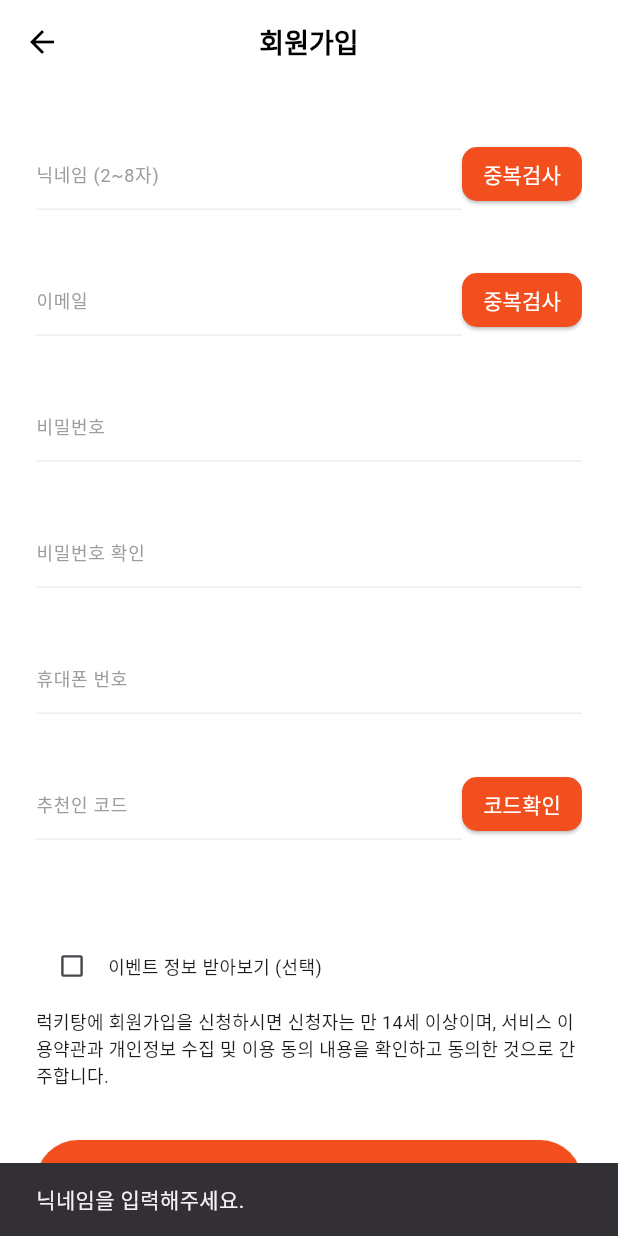
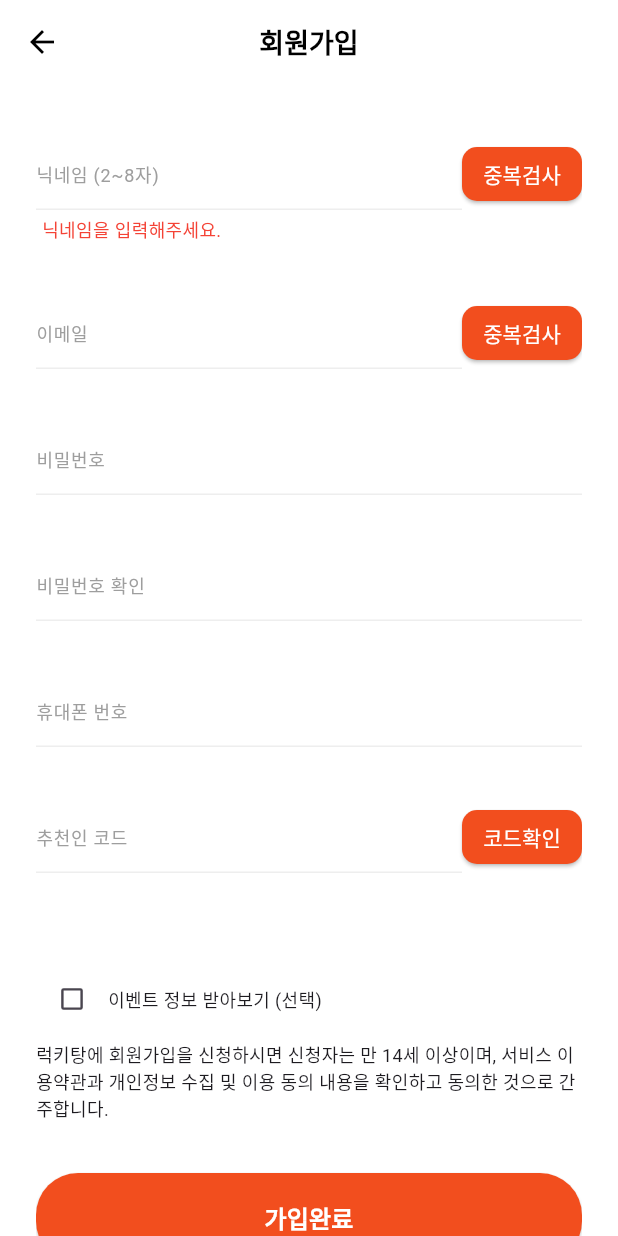
Before and after one commit to hshy1839/lucky_pang, a Flutter app: the SignUpScreen screen opened by its route, after a tap on "중복검사", on a phone screen of 412 x 824 dp. Run offline on Flutter 3.47's test engine with Material 3 defaults, Android fonts, the phone set to English and light mode, and no system bars; our stand-ins replace carousel_slider, flutter_screenutil, share_plus, shared_preferences; accounts and stored records are empty; Roboto replaces fonts that are missing (pretendard-regular).

Commit message:
feat: 회원가입 중복검사 및 추천인 코드 조회 완료

```diff
--- a/lib/controllers/login/signup_controller.dart
+++ b/lib/controllers/login/signup_controller.dart
@@ -9,21 +9,45 @@ class SignupController extends ChangeNotifier {
   final emailController = TextEditingController();
   final passwordController = TextEditingController();
   final confirmPasswordController = TextEditingController();
+  final phoneController = TextEditingController();
   final referralCodeController = TextEditingController();
-  final phoneController = TextEditingController();
+
+
+  String referralCodeError = '';
+  bool referralCodeChecked = false;
+
+  String nicknameError = '';
+  String emailError = '';
+  bool nicknameChecked = false;
+  bool emailChecked = false;
 
   String errorMessage = '';
+
+  SignupController() {
+    nicknameController.addListener(() {
+      nicknameChecked = false;
+      notifyListeners();
+    });
+
+    referralCodeController.addListener(() {
+      referralCodeChecked = false;
+      notifyListeners();
+    });
+
+    emailController.addListener(() {
+      emailChecked = false;
+      notifyListeners();
+    });
+  }
 
   Future<void> checkNicknameDuplicate(BuildContext context) async {
     final nickname = nicknameController.text.trim();
 
     if (nickname.isEmpty) {
-      ScaffoldMessenger.of(context).showSnackBar(const SnackBar(content: Text('닉네임을 입력해주세요.')));
-      return;
-    }
-
+      nicknameError = '닉네임을 입력해주세요.';
+    } else {
       final response = await http.post(
-      Uri.parse('http://172.30.1.42:7778/api/users/check-duplicate'),
+        Uri.parse('http://172.30.1.22:7778/api/users/check-duplicate'),
         headers: {'Content-Type': 'application/json'},
         body: jsonEncode({'nickname': nickname}),
       );
@@ -31,21 +55,21 @@ class SignupController extends ChangeNotifier {
       final data = jsonDecode(response.body);
       final exists = data['exists'] == true;
 
-    ScaffoldMessenger.of(context).showSnackBar(
-      SnackBar(content: Text(exists ? '이미 사용 중인 닉네임입니다.' : '사용 가능한 닉네임입니다.')),
-    );
+      nicknameError = exists ? '이미 사용 중인 닉네임입니다.' : '사용 가능한 닉네임 입니다.';
+      nicknameChecked = !exists;
+    }
+
+    notifyListeners();
   }
 
   Future<void> checkEmailDuplicate(BuildContext context) async {
     final email = emailController.text.trim();
 
     if (email.isEmpty) {
-      ScaffoldMessenger.of(context).showSnackBar(const SnackBar(content: Text('닉네임을 입력해주세요.')));
-      return;
-    }
-
+      emailError = '이메일을 입력해주세요.';
+    } else {
       final response = await http.post(
-      Uri.parse('http://172.30.1.42:7778/api/users/check-duplicate'),
+        Uri.parse('http://172.30.1.22:7778/api/users/check-duplicate'),
         headers: {'Content-Type': 'application/json'},
         body: jsonEncode({'email': email}),
       );
@@ -53,31 +77,41 @@ class SignupController extends ChangeNotifier {
       final data = jsonDecode(response.body);
       final exists = data['exists'] == true;
 
-    ScaffoldMessenger.of(context).showSnackBar(
-      SnackBar(content: Text(exists ? '이미 사용 중인 이메일입니다.' : '사용 가능한 이메일입니다.')),
-    );
+      emailError = exists ? '이미 사용 중인 이메일입니다.' : '사용 가능한 이메일 입니다.';
+      emailChecked = !exists;
+    }
+
+    notifyListeners();
   }
 
   Future<void> checkReferralCode(BuildContext context) async {
-    final referralCode = referralCodeController.text.trim();
+    final code = referralCodeController.text.trim();
 
-    if (referralCode.isEmpty) {
-      ScaffoldMessenger.of(context).showSnackBar(const SnackBar(content: Text('닉네임을 입력해주세요.')));
+    if (code.isEmpty) {
+      referralCodeError = '추천인 코드를 입력해주세요.';
+      notifyListeners();
       return;
     }
 
+    try {
       final response = await http.post(
-      Uri.parse('http://172.30.1.42:7778/api/users/check-referral'),
+        Uri.parse('http://172.30.1.22:7778/api/users/check-referral'),
         headers: {'Content-Type': 'application/json'},
-      body: jsonEncode({'referralCode': referralCode}),
+        body: jsonEncode({'referralCode': code}),
       );
 
       final data = jsonDecode(response.body);
       final exists = data['exists'] == true;
 
-    ScaffoldMessenger.of(context).showSnackBar(
-      SnackBar(content: Text(exists ? '사용 가능한 코드 입니다.' : '사용 불가능한 코드입니다.')),
-    );
+      referralCodeError = exists ? '사용 가능한 코드 입니다.' : '존재하지 않는 추천인 코드입니다.';
+      referralCodeChecked = exists;
+
+      notifyListeners();
+    } catch (e) {
+      referralCodeError = '오류가 발생했습니다.';
+      referralCodeChecked = false;
+      notifyListeners();
+    }
   }
 
 
@@ -88,6 +122,13 @@ class SignupController extends ChangeNotifier {
         confirmPasswordController.text.isEmpty) {
       ScaffoldMessenger.of(context).showSnackBar(
         SnackBar(content: Text('모든 항목을 입력해주세요'), backgroundColor: Colors.red),
+      );
+      return;
+    }
+
+    if (!nicknameChecked || !emailChecked) {
+      ScaffoldMessenger.of(context).showSnackBar(
+        SnackBar(content: Text('닉네임과 이메일 중복확인을 완료해주세요.'), backgroundColor: Colors.red),
       );
       return;
     }
--- a/lib/controllers/main_screen_controller.dart
+++ b/lib/controllers/main_screen_controller.dart
@@ -22,7 +22,7 @@ class MainScreenController extends ChangeNotifier {
     final token = prefs.getString('token');
     final currentDate = DateTime.utc(DateTime.now().year, DateTime.now().month, DateTime.now().day).toIso8601String();
 
-    final url = 'http://172.30.1.42:7778/api/users/noticeList/find';
+    final url = 'http://172.30.1.22:7778/api/users/noticeList/find';
     final headers = {
       'Content-Type': 'application/json',
       if (token != null) 'Authorization': 'Bearer $token',
@@ -82,7 +82,7 @@ class MainScreenController extends ChangeNotifier {
       }
 
       final response = await http.get(
-        Uri.parse('http://172.30.1.42:7778/api/promotion/read'),
+        Uri.parse('http://172.30.1.22:7778/api/promotion/read'),
         headers: {
           'Authorization': 'Bearer $token', // Bearer 토큰 추가
         },
@@ -95,7 +95,7 @@ class MainScreenController extends ChangeNotifier {
         if (decodedResponse is Map<String, dynamic> &&
             decodedResponse['promotions'] is List<dynamic>) {
           final promotions = decodedResponse['promotions'] as List<dynamic>;
-          const serverUrl = 'http://172.30.1.42:7778';
+          const serverUrl = 'http://172.30.1.22:7778';
 
           // 프로모션 리스트 처리
           return promotions.map((promotion) {
--- a/lib/controllers/product_controller.dart
+++ b/lib/controllers/product_controller.dart
@@ -4,7 +4,7 @@ import 'package:shared_preferences/shared_preferences.dart';
 import 'package:intl/intl.dart';
 
 class ProductController {
-  final String baseUrl = 'http://172.30.1.42:7778';
+  final String baseUrl = 'http://172.30.1.22:7778';
 
   Future<List<Map<String, String>>> fetchProducts() async {
     try {
--- a/lib/controllers/profile_screen_controller.dart
+++ b/lib/controllers/profile_screen_controller.dart
@@ -19,7 +19,7 @@ class ProfileScreenController extends ChangeNotifier {
       }
 
       final response = await http.get(
-        Uri.parse('http://172.30.1.42:7778/api/users/userinfoget'),
+        Uri.parse('http://172.30.1.22:7778/api/users/userinfoget'),
         headers: {
           'Authorization': 'Bearer $token',
         },
@@ -55,7 +55,7 @@ class ProfileScreenController extends ChangeNotifier {
       }
 
       final response = await http.get(
-        Uri.parse('http://172.30.1.42:7778/api/users/userinfoget'),
+        Uri.parse('http://172.30.1.22:7778/api/users/userinfoget'),
         headers: {
           'Authorization': 'Bearer $token',
         },
@@ -93,7 +93,7 @@ class ProfileScreenController extends ChangeNotifier {
       }
 
       final response = await http.get(
-        Uri.parse('http://172.30.1.42:7778/api/orderByUser'),
+        Uri.parse('http://172.30.1.22:7778/api/orderByUser'),
         headers: {
           'Authorization': 'Bearer $token',
         },
--- a/lib/views/login_activity/signup.dart
+++ b/lib/views/login_activity/signup.dart
@@ -31,6 +31,8 @@ class SignUpScreen extends StatelessWidget {
                 signupController.nicknameController,
                 '중복검사',
                     () => signupController.checkNicknameDuplicate(context),
+                errorText: signupController.nicknameError,
+                isButtonEnabled: !signupController.nicknameChecked, // ✅
               ),
 
               const SizedBox(height: 36),
@@ -40,6 +42,8 @@ class SignUpScreen extends StatelessWidget {
                 signupController.emailController,
                 '중복검사',
                     () => signupController.checkEmailDuplicate(context),
+                errorText: signupController.emailError,
+                isButtonEnabled: !signupController.emailChecked, // ✅
               ),
               const SizedBox(height: 36),
               _buildTextField('비밀번호', signupController.passwordController, obscureText: true),
@@ -54,6 +58,8 @@ class SignUpScreen extends StatelessWidget {
                 signupController.referralCodeController,
                 '코드확인',
                     () => signupController.checkReferralCode(context),
+                errorText: signupController.referralCodeError,
+                isButtonEnabled: !signupController.referralCodeChecked, // ✅
               ),
               const SizedBox(height: 60),
               Row(
@@ -96,8 +102,23 @@ class SignUpScreen extends StatelessWidget {
     );
   }
 
-  Widget _buildInputWithButton(BuildContext context, String hint, TextEditingController controller, String buttonText, VoidCallback onPressed) {
-    return Row(
+  Widget _buildInputWithButton(
+      BuildContext context,
+      String hint,
+      TextEditingController controller,
+      String buttonText,
+      VoidCallback onPressed, {
+        String? errorText,
+        bool isButtonEnabled = true,
+      }) {
+    final Color buttonColor = isButtonEnabled
+        ? Theme.of(context).primaryColor
+        : Colors.grey;
+
+    return Column(
+      crossAxisAlignment: CrossAxisAlignment.start,
+      children: [
+        Row(
           children: [
             Expanded(
               child: TextField(
@@ -111,9 +132,9 @@ class SignUpScreen extends StatelessWidget {
               ),
             ),
             ElevatedButton(
-          onPressed: onPressed,
+              onPressed: isButtonEnabled ? onPressed : null,
               style: ElevatedButton.styleFrom(
-            backgroundColor: Theme.of(context).primaryColor,
+                backgroundColor: buttonColor,
                 minimumSize: const Size(80, 36),
                 padding: const EdgeInsets.symmetric(horizontal: 10),
                 shape: RoundedRectangleBorder(borderRadius: BorderRadius.circular(10)),
@@ -121,8 +142,16 @@ class SignUpScreen extends StatelessWidget {
               child: Text(buttonText, style: const TextStyle(color: Colors.white)),
             ),
           ],
+        ),
+        if (errorText != null && errorText.isNotEmpty)
+          Padding(
+            padding: const EdgeInsets.only(top: 4, left: 4),
+            child: Text(errorText, style: const TextStyle(color: Colors.red, fontSize: 12)),
+          ),
+      ],
     );
   }
+
 
 
   Widget _buildTextField(String hint, TextEditingController controller, {bool obscureText = false}) {
```
Lines whose indentation alone changed are shown as unchanged.
